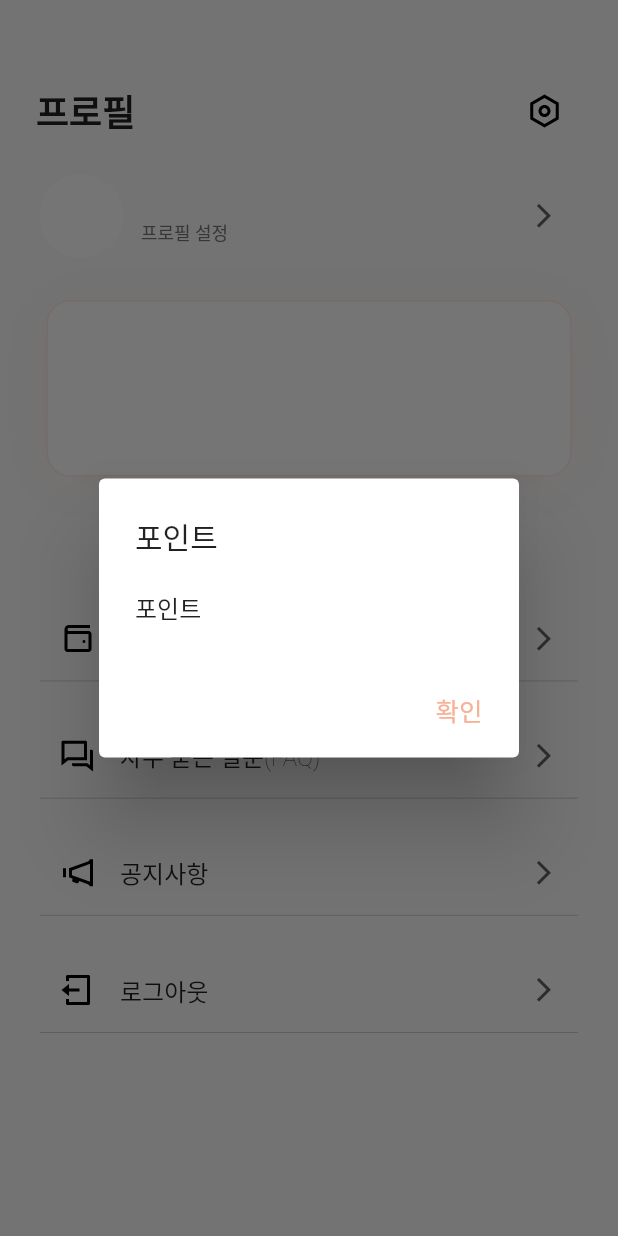
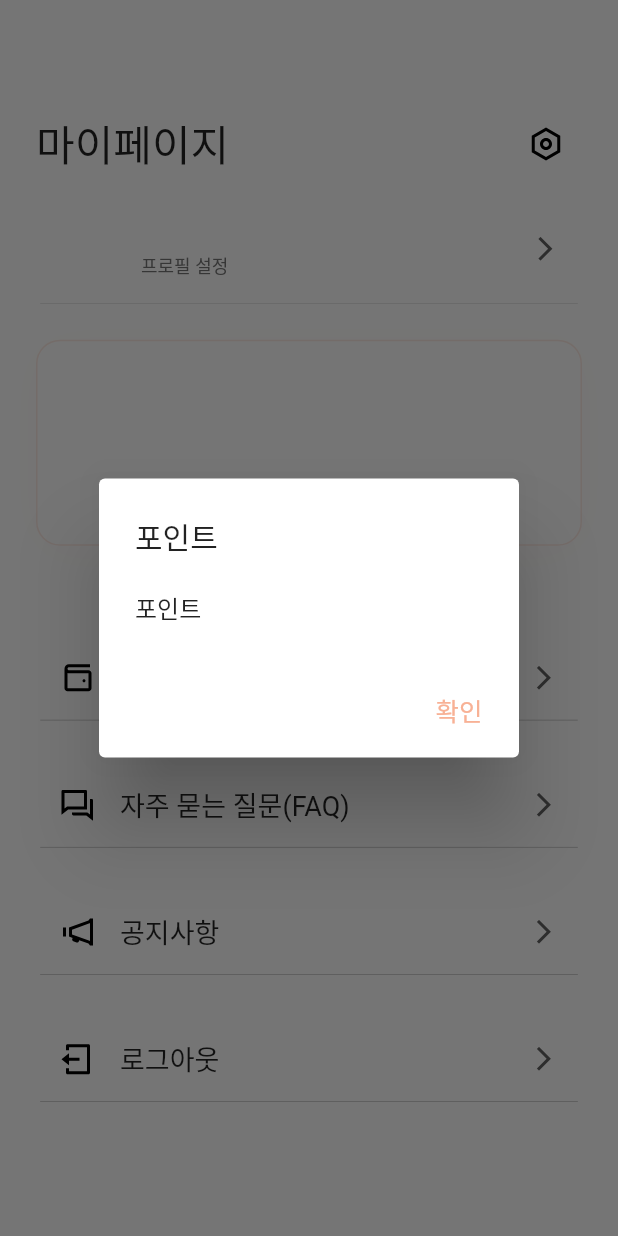
Before and after one commit to Aily-AIRecycle/Aily_app, a Flutter app: the Account_screen screen opened directly, after a tap on "포인트", on a phone screen of 412 x 824 dp. Run offline on Flutter 3.47's test engine with Material 2 defaults, Android fonts, the phone set to English and light mode, and no system bars; our stand-ins replace dio, flutter_keyboard_visibility, flutter_native_splash, flutter_secure_storage, flutter_svg, geolocator and 4 more; missing offline and left inert: gradients; accounts and stored records are empty; Roboto replaces fonts that are missing (Pretendard).

Commit message:
레이아웃 수정 - 홈, 마이페이지 변경

```diff
--- a/Aily/lib/main.dart
+++ b/Aily/lib/main.dart
@@ -2,11 +2,16 @@ import 'dart:io';
 import 'package:Aily/screens/login_screen.dart';
 import 'package:flutter/material.dart';
 import 'package:flutter_native_splash/flutter_native_splash.dart';
+import 'package:flutter/services.dart';
 
 Future<void> main() async {
   WidgetsFlutterBinding.ensureInitialized();
   await Future.delayed(const Duration(seconds: 1));
   FlutterNativeSplash.remove();
+
+  SystemChrome.setSystemUIOverlayStyle(const SystemUiOverlayStyle(
+    statusBarColor: Colors.transparent,
+  ));
 
   runApp(
     MaterialApp(
--- a/Aily/lib/screens/account_screen.dart
+++ b/Aily/lib/screens/account_screen.dart
@@ -10,6 +10,7 @@ import 'package:Aily/board/faq_screen.dart';
 import 'package:Aily/board/notice_screen.dart';
 import '../class/URLs.dart';
 import '../class/UserData.dart';
+
 
 class Account_screen extends StatefulWidget {
   const Account_screen({Key? key}) : super(key: key);
@@ -57,11 +58,10 @@ class _Account_screenState extends State<Account_screen> {
   }
 
   void _profileUpdate(BuildContext context) async {
-    UserData user  = UserData();
+    UserData user = UserData();
     user.profile = _image;
     profile = user.profile;
-    setState(() {
-    });
+    setState(() {});
   }
 
   Future<void> _pickImage(BuildContext context, ImageSource source) async {
@@ -81,8 +81,7 @@ class _Account_screenState extends State<Account_screen> {
         'username': username,
         'file': await MultipartFile.fromFile(file.path, filename: 'image.png'),
       });
-      final response = await Dio()
-          .post(URL().imageURL, data: formData);
+      final response = await Dio().post(URL().imageURL, data: formData);
 
       if (response.statusCode == 200) {
         //
@@ -95,22 +94,24 @@ class _Account_screenState extends State<Account_screen> {
   @override
   Widget build(BuildContext context) {
     return Scaffold(
+        backgroundColor: Colors.white,
         body: SingleChildScrollView(
           child: Column(
             children: [
               Container(
-              padding: const EdgeInsets.fromLTRB(24.0, 50.0, 25.0, 20.0),
+                padding: const EdgeInsets.only(top: 72, left: 24, right: 24, bottom: 24),
+
                 child: Column(
                   children: [
                     Row(
                       mainAxisAlignment: MainAxisAlignment.spaceBetween,
                       children: [
                         const Text(
-                        '프로필',
+                          '마이페이지',
                           style: TextStyle(
                             fontFamily: 'Pretendard',
-                          fontSize: 24,
-                          fontWeight: FontWeight.bold,
+                            fontSize: 28,
+                            fontWeight: FontWeight.w500,
                           ),
                         ),
                         IconButton(
@@ -145,12 +146,12 @@ class _Account_screenState extends State<Account_screen> {
                       ),
                       title: Text(username!,
                           style: const TextStyle(
-                            fontSize: 16, fontWeight: FontWeight.w200)),
+                              fontSize: 16, fontWeight: FontWeight.w500)),
                       subtitle: const Text('프로필 설정',
                           style: TextStyle(
                               color: Color(0xff767676),
                               fontSize: 12,
-                            fontWeight: FontWeight.w200)),
+                              fontWeight: FontWeight.w400)),
                       trailing: Padding(
                         padding: const EdgeInsets.only(right: 15),
                         child: Icon(Icons.arrow_forward_ios,
@@ -160,12 +161,18 @@ class _Account_screenState extends State<Account_screen> {
                         _pickImage(context, ImageSource.gallery);
                       },
                     ),
+                    Container(
+                      height: 0.5,
+                      width: MediaQuery.of(context).size.width * 0.87,
+                      color: Colors.grey.shade300,
+                    ),
                   ],
                 ),
               ),
               Container(
-              width: MediaQuery.of(context).size.width * 0.85,
-              height: MediaQuery.of(context).size.height / 7,
+                padding: const EdgeInsets.only(left: 24, right: 24,),
+                width: MediaQuery.of(context).size.width - 48,
+                height: MediaQuery.of(context).size.height / 6,
                 decoration: BoxDecoration(
                   color: Colors.white,
                   borderRadius: BorderRadius.circular(16),
@@ -175,7 +182,7 @@ class _Account_screenState extends State<Account_screen> {
                   ),
                   boxShadow: [
                     BoxShadow(
-                    color: const Color(0xffF8B195).withOpacity(0.1),
+                      color: const Color(0xffF8B195).withOpacity(0.05),
                       blurRadius: 30,
                       offset: const Offset(0, 4),
                     ),
@@ -187,20 +194,34 @@ class _Account_screenState extends State<Account_screen> {
                   children: [
                     Container(
                       height: MediaQuery.of(context).size.height * 0.45,
-                    padding: const EdgeInsets.fromLTRB(24, 80, 24, 0),
+                      padding: const EdgeInsets.fromLTRB(24, 60, 24, 0),
                       child: Column(
                         mainAxisAlignment: MainAxisAlignment.spaceBetween,
                         children: [
-                        _ListTile(context, 'assets/images/point_icon.svg', '포인트', () {
+                          _ListTile(
+                              context, 'assets/images/point_icon.svg', '포인트',
+                              () {
                             showMsg(context, '포인트', '포인트');
                           }),
-                        _ListTile(context, 'assets/images/faq_icon.svg', '자주 묻는 질문(FAQ)', () {
-                          Navigator.push(context, MaterialPageRoute(builder: (context) => const FAQScreen()));
+                          _ListTile(context, 'assets/images/faq_icon.svg',
+                              '자주 묻는 질문(FAQ)', () {
+                            Navigator.push(
+                                context,
+                                MaterialPageRoute(
+                                    builder: (context) => const FAQScreen()));
                           }),
-                        _ListTile(context, 'assets/images/notice_icon.svg', '공지사항', () {
-                          Navigator.push(context, MaterialPageRoute(builder: (context) => const NoticeScreen()));
+                          _ListTile(context, 'assets/images/notice_icon.svg',
+                              '공지사항', () {
+                            Navigator.push(
+                                context,
+                                MaterialPageRoute(
+                                    builder: (context) =>
+                                        const NoticeScreen()));
                           }),
-                        _ListTile(context, 'assets/images/logout-box-line.svg', '로그아웃', () {
+                          _ListTile(
+                              context,
+                              'assets/images/logout-box-line.svg',
+                              '로그아웃', () {
                             logout(context);
                           }),
                         ],
@@ -211,12 +232,12 @@ class _Account_screenState extends State<Account_screen> {
               )
             ],
           ),
-      )
-    );
+        ));
   }
 }
 
-Widget _ListTile(BuildContext context, String leadingAsset, String title, Function onTap) {
+Widget _ListTile(
+    BuildContext context, String leadingAsset, String title, Function onTap) {
   final InteractiveInkFeatureFactory splashFactory;
 
   return Column(
@@ -225,6 +246,7 @@ Widget _ListTile(BuildContext context, String leadingAsset, String title, Functi
         data: ThemeData().copyWith(
           dividerColor: Colors.transparent,
           highlightColor: Colors.transparent,
+          splashColor: Colors.transparent,
         ),
         child: ListTile(
           horizontalTitleGap: 0,
@@ -236,8 +258,8 @@ Widget _ListTile(BuildContext context, String leadingAsset, String title, Functi
           title: Text(
             title,
             style: const TextStyle(
-              fontSize: 16,
-              fontWeight: FontWeight.w200,
+              fontSize: 18,
+              fontWeight: FontWeight.w400,
             ),
           ),
           trailing: Icon(
@@ -245,7 +267,7 @@ Widget _ListTile(BuildContext context, String leadingAsset, String title, Functi
             color: Colors.grey.shade700,
             size: 19,
           ),
-          onTap: (){
+          onTap: () {
             onTap();
           },
         ),
```
Also changed, not shown: Aily/lib/screens/home_screen.dart (+76 -72 lines), 2 other files. Lines whose indentation alone changed are shown as unchanged.
